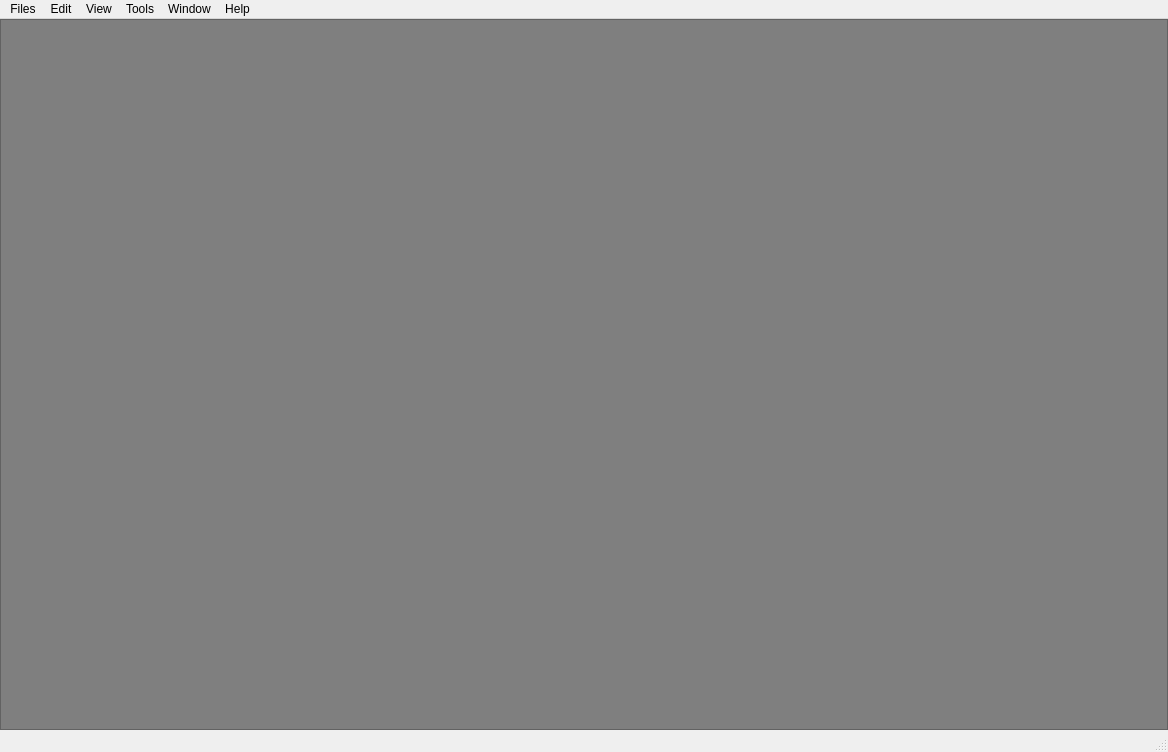
Qt form ui/MainWindow.ui (CplusplusML/CplusplusML) before a commit.
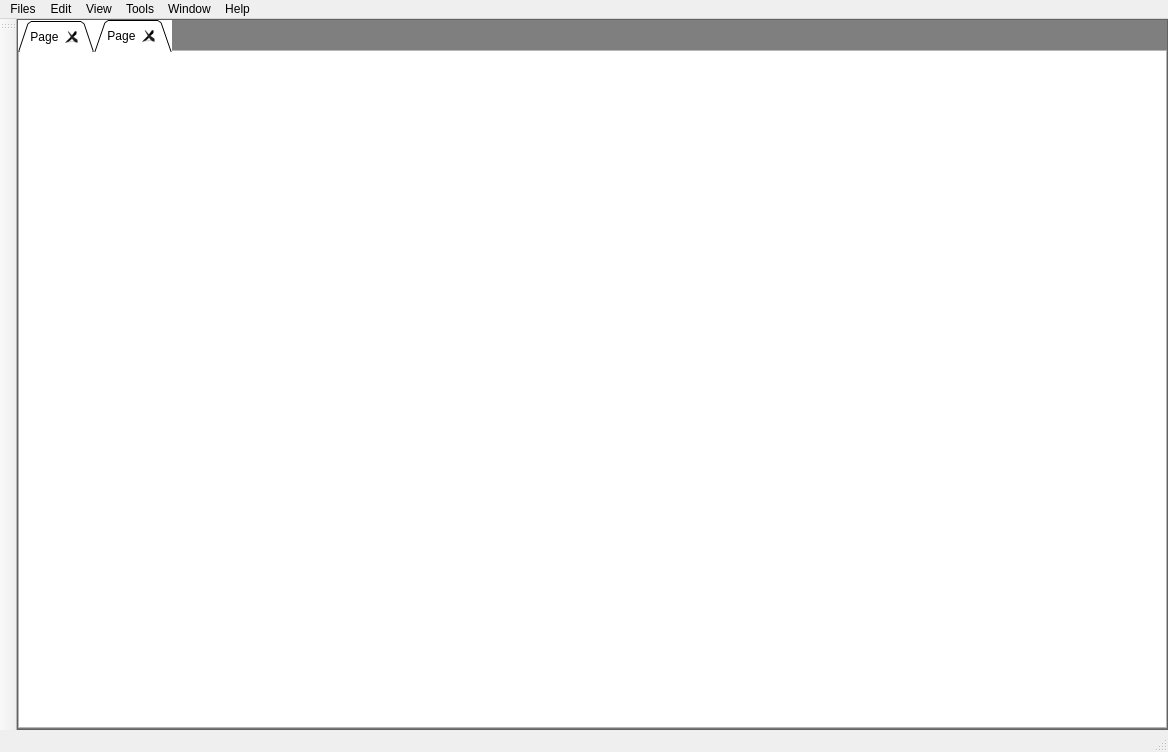
The same form after that commit. Icons and pictures are not drawn.

Patch:
```diff
--- a/ui/MainWindow.ui
+++ b/ui/MainWindow.ui
@@ -56,6 +56,52 @@
       <property name="frameShadow">
        <enum>QFrame::Raised</enum>
       </property>
+      <layout class="QGridLayout" name="gridLayout_2">
+       <property name="margin">
+        <number>0</number>
+       </property>
+       <item row="0" column="0">
+        <widget class="QTabWidget" name="tabWidget">
+         <property name="styleSheet">
+          <string notr="true">background-color: rgb(255, 255, 255);</string>
+         </property>
+         <property name="tabPosition">
+          <enum>QTabWidget::North</enum>
+         </property>
+         <property name="tabShape">
+          <enum>QTabWidget::Triangular</enum>
+         </property>
+         <property name="currentIndex">
+          <number>1</number>
+         </property>
+         <property name="elideMode">
+          <enum>Qt::ElideRight</enum>
+         </property>
+         <property name="usesScrollButtons">
+          <bool>true</bool>
+         </property>
+         <property name="documentMode">
+          <bool>false</bool>
+         </property>
+         <property name="tabsClosable">
+          <bool>true</bool>
+         </property>
+         <property name="movable">
+          <bool>false</bool>
+         </property>
+         <widget class="QWidget" name="tab">
+          <attribute name="title">
+           <string>Page</string>
+          </attribute>
+         </widget>
+         <widget class="QWidget" name="tab_2">
+          <attribute name="title">
+           <string>Page</string>
+          </attribute>
+         </widget>
+        </widget>
+       </item>
+      </layout>
      </widget>
     </item>
    </layout>
@@ -203,6 +249,23 @@
    <addaction name="menuHelp"/>
   </widget>
   <widget class="QStatusBar" name="statusbar"/>
+  <widget class="QToolBar" name="toolBar">
+   <property name="windowTitle">
+    <string>toolBar</string>
+   </property>
+   <property name="iconSize">
+    <size>
+     <width>25</width>
+     <height>25</height>
+    </size>
+   </property>
+   <attribute name="toolBarArea">
+    <enum>LeftToolBarArea</enum>
+   </attribute>
+   <attribute name="toolBarBreak">
+    <bool>true</bool>
+   </attribute>
+  </widget>
   <action name="actionNew">
    <property name="text">
     <string>New...</string>
```
Left out of the diff: 177 changed lines with no effect on the pictures.
